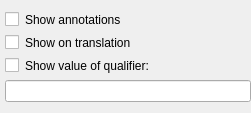
The window that src/corelibs/U2View/src/ov_sequence/annot_highlight/ui/AnnotHighlightSettings.ui (violethaze74/ugene) describes before a commit, drawn with Qt 5.
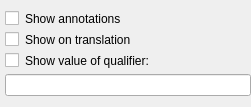
The same window after the commit.

Commit message: UGENE-1678: added label click transmitter [2]

The edit to the form file:
```diff
--- a/src/corelibs/U2View/src/ov_sequence/annot_highlight/ui/AnnotHighlightSettings.ui
+++ b/src/corelibs/U2View/src/ov_sequence/annot_highlight/ui/AnnotHighlightSettings.ui
@@ -7,7 +7,7 @@
     <x>0</x>
     <y>0</y>
     <width>251</width>
-    <height>113</height>
+    <height>101</height>
    </rect>
   </property>
   <property name="windowTitle">
@@ -23,11 +23,35 @@
    <property name="rightMargin">
     <number>0</number>
    </property>
-   <item row="3" column="0">
-    <layout class="QHBoxLayout" name="horizontalLayout_2">
-     <property name="spacing">
-      <number>6</number>
-     </property>
+   <item row="7" column="0">
+    <widget class="QLineEdit" name="editQualifiers"/>
+   </item>
+   <item row="0" column="0">
+    <layout class="QHBoxLayout" name="horizontalLayout_4">
+     <item>
+      <widget class="QCheckBox" name="checkShowHideAnnots">
+       <property name="sizePolicy">
+        <sizepolicy hsizetype="Maximum" vsizetype="Fixed">
+         <horstretch>0</horstretch>
+         <verstretch>0</verstretch>
+        </sizepolicy>
+       </property>
+       <property name="text">
+        <string/>
+       </property>
+      </widget>
+     </item>
+     <item>
+      <widget class="QLabel" name="checkShowHideAnnotsLabel">
+       <property name="text">
+        <string>Show annotations</string>
+       </property>
+      </widget>
+     </item>
+    </layout>
+   </item>
+   <item row="1" column="0">
+    <layout class="QHBoxLayout" name="horizontalLayout_5">
      <item>
       <widget class="QCheckBox" name="checkShowOnTranslation">
        <property name="sizePolicy">
@@ -46,18 +70,12 @@
        <property name="text">
         <string>Show on translation</string>
        </property>
-       <property name="wordWrap">
-        <bool>true</bool>
-       </property>
       </widget>
      </item>
     </layout>
    </item>
-   <item row="4" column="0">
-    <layout class="QHBoxLayout" name="horizontalLayout">
-     <property name="spacing">
-      <number>6</number>
-     </property>
+   <item row="2" column="0">
+    <layout class="QHBoxLayout" name="horizontalLayout_6">
      <item>
       <widget class="QCheckBox" name="checkVisualQualifier">
        <property name="sizePolicy">
@@ -75,42 +93,6 @@
       <widget class="QLabel" name="checkVisualQualifierLabel">
        <property name="text">
         <string>Show value of qualifier:</string>
-       </property>
-       <property name="wordWrap">
-        <bool>true</bool>
-       </property>
-      </widget>
-     </item>
-    </layout>
-   </item>
-   <item row="6" column="0">
-    <widget class="QLineEdit" name="editQualifiers"/>
-   </item>
-   <item row="2" column="0">
-    <layout class="QHBoxLayout" name="horizontalLayout_3">
-     <property name="spacing">
-      <number>6</number>
-     </property>
-     <item>
-      <widget class="QCheckBox" name="checkShowHideAnnots">
-       <property name="sizePolicy">
-        <sizepolicy hsizetype="Maximum" vsizetype="Fixed">
-         <horstretch>0</horstretch>
-         <verstretch>0</verstretch>
-        </sizepolicy>
-       </property>
-       <property name="text">
-        <string/>
-       </property>
-      </widget>
-     </item>
-     <item>
-      <widget class="QLabel" name="checkShowHideAnnotsLabel">
-       <property name="text">
-        <string>Show annotations</string>
-       </property>
-       <property name="wordWrap">
-        <bool>true</bool>
        </property>
       </widget>
      </item>
```
